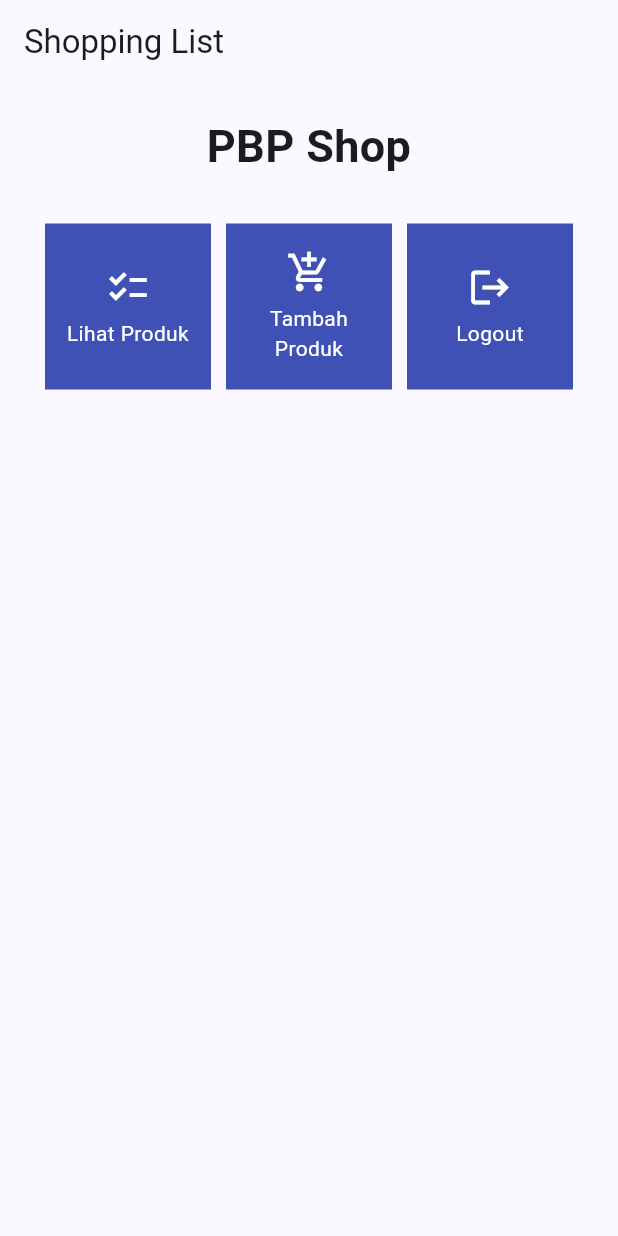
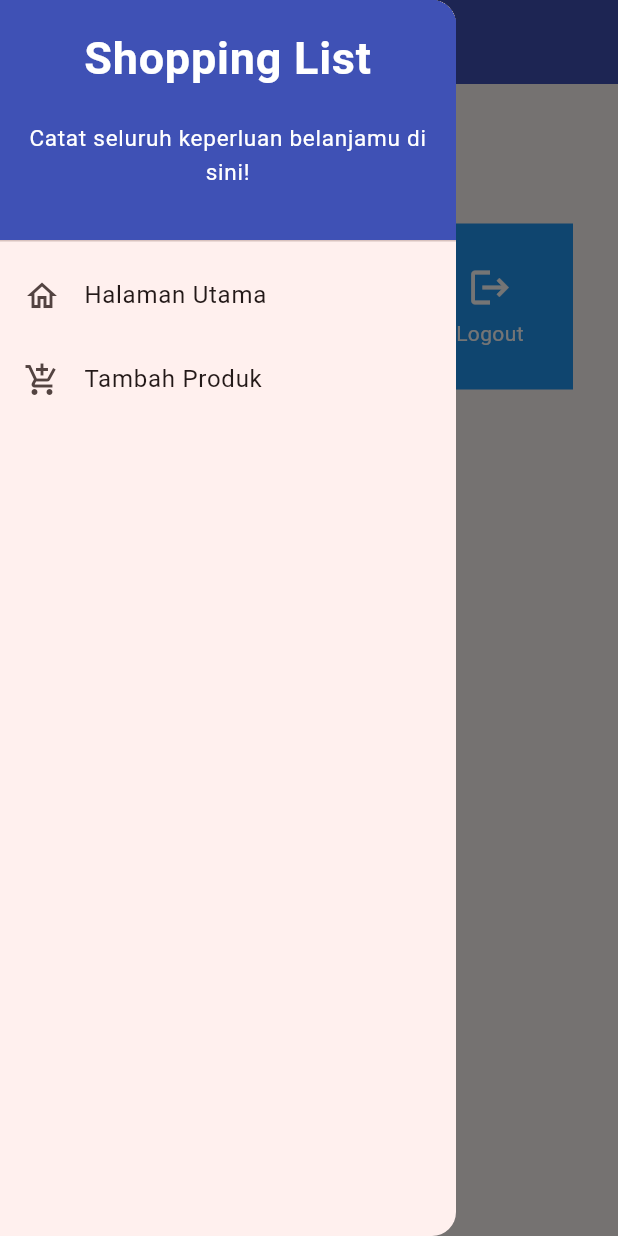
Before and after one commit to syrfmy/flutter, a Flutter app: the screen it shows after launch, with the side drawer open (before the commit the screen has no drawer), on a phone screen of 412 x 824 dp. Run offline on Flutter 3.47's test engine with Material 2 defaults, Android fonts, the phone set to English and light mode, and no system bars.

Commit message:
Tutorial 2

```diff
--- a/lib/main.dart
+++ b/lib/main.dart
@@ -29,7 +29,7 @@ class MyApp extends StatelessWidget {
         //
         // This works for code too, not just values: Most code changes can be
         // tested with just a hot reload.
-        colorScheme: ColorScheme.fromSeed(seedColor: Colors.indigo),
+        colorScheme: ColorScheme.fromSeed(seedColor: Colors.red),
         useMaterial3: true,
       ),
       home: MyHomePage(),
--- a/lib/menu.dart
+++ b/lib/menu.dart
@@ -1,22 +1,25 @@
 import 'package:flutter/material.dart';
-
-
+import 'package:shopping_list/widgets/left_drawer.dart';
+import 'package:shopping_list/shoplist_form.dart';
 
 class MyHomePage extends StatelessWidget {
   MyHomePage({Key? key}) : super(key: key);
   final List<ShopItem> items = [
-    ShopItem("Lihat Produk", Icons.checklist),
-    ShopItem("Tambah Produk", Icons.add_shopping_cart),
-    ShopItem("Logout", Icons.logout),
+    ShopItem("Lihat Item", Icons.checklist, Colors.red),
+    ShopItem("Tambah Item", Icons.add_shopping_cart, Colors.green),
+    ShopItem("Logout", Icons.logout, Colors.blue),
   ];
   @override
   Widget build(BuildContext context) {
     return Scaffold(
       appBar: AppBar(
         title: const Text(
-          'Shopping List',
+          'Shopping Lists',
         ),
+        backgroundColor: Colors.indigo,
+        foregroundColor: Colors.white,
       ),
+      drawer: const LeftDrawer(),
       body: SingleChildScrollView(
         // Widget wrapper yang dapat discroll
         child: Padding(
@@ -28,7 +31,7 @@ class MyHomePage extends StatelessWidget {
                 padding: EdgeInsets.only(top: 10.0, bottom: 10.0),
                 // Widget Text untuk menampilkan tulisan dengan alignment center dan style yang sesuai
                 child: Text(
-                  'PBP Shop', // Text yang menandakan toko
+                  'What to do?', // Text yang menandakan toko
                   textAlign: TextAlign.center,
                   style: TextStyle(
                     fontSize: 30,
@@ -47,7 +50,7 @@ class MyHomePage extends StatelessWidget {
                 shrinkWrap: true,
                 children: items.map((ShopItem item) {
                   // Iterasi untuk setiap item
-                  return ShopCard(item);
+                  return ShopCard(item, item.cardColor);
                 }).toList(),
               ),
             ],
@@ -72,19 +75,20 @@ class MyHomePage extends StatelessWidget {
 class ShopItem {
   final String name;
   final IconData icon;
-
-  ShopItem(this.name, this.icon);
+  final Color cardColor;
+  ShopItem(this.name, this.icon, this.cardColor);
 }
 
 class ShopCard extends StatelessWidget {
   final ShopItem item;
+  final Color cardColor;
 
-  const ShopCard(this.item, {super.key}); // Constructor
+  const ShopCard(this.item, this.cardColor ,{super.key}); // Constructor
 
   @override
   Widget build(BuildContext context) {
     return Material(
-      color: Colors.indigo,
+      color: item.cardColor,
       child: InkWell(
         // Area responsive terhadap sentuhan
         onTap: () {
@@ -93,6 +97,10 @@ class ShopCard extends StatelessWidget {
             ..hideCurrentSnackBar()
             ..showSnackBar(SnackBar(
                 content: Text("Kamu telah menekan tombol ${item.name}!")));
+            if (item.name == "Tambah Produk") {
+              Navigator.push(context,
+                  MaterialPageRoute(builder: (context) => const ShopFormPage()));
+            }
           },
         child: Container(
           // Container untuk menyimpan Icon dan Text
--- /dev/null
+++ b/lib/widgets/left_drawer.dart
@@ -0,0 +1,68 @@
+import 'package:flutter/material.dart';
+import 'package:shopping_list/menu.dart';
+import 'package:shopping_list/shoplist_form.dart';
+
+class LeftDrawer extends StatelessWidget {
+  const LeftDrawer({super.key});
+
+  @override
+  Widget build(BuildContext context) {
+    return Drawer(
+      child: ListView(
+        children: [
+          const DrawerHeader(
+          decoration: BoxDecoration(
+            color: Colors.indigo,
+          ),
+            child: Column(
+              children: [
+                Text(
+                  'Shopping List',
+                  textAlign: TextAlign.center,
+                  style: TextStyle(
+                    fontSize: 30,
+                    fontWeight: FontWeight.bold,
+                    color: Colors.white,
+                  ),
+                ),
+                Padding(padding: EdgeInsets.all(10)),
+                Text("Catat seluruh keperluan belanjamu di sini!",
+                  textAlign: TextAlign.center,
+                  style: TextStyle(
+                    fontSize: 15,
+                    color: Colors.white,
+                    fontWeight: FontWeight.normal,
+                  ),
+                ),
+              ],
+            ),
+        ),
+          ListTile(
+            leading: const Icon(Icons.home_outlined),
+            title: const Text('Halaman Utama'),
+            // Bagian redirection ke MyHomePage
+            onTap: () {
+              Navigator.pushReplacement(
+                  context,
+                  MaterialPageRoute(
+                    builder: (context) => MyHomePage(),
+                  ));
+            },
+          ),
+          ListTile(
+            leading: const Icon(Icons.add_shopping_cart),
+            title: const Text('Tambah Produk'),
+            // Bagian redirection ke ShopFormPage
+            onTap: () {
+              Navigator.pushReplacement(
+                  context,
+                  MaterialPageRoute(
+                    builder: (context) => const ShopFormPage(),
+                  ));
+            },
+          ),
+        ],
+      ),
+    );
+  }
+}
```
Also changed, not shown: lib/shoplist_form.dart (added, +166 -0 lines). Lines whose indentation alone changed are shown as unchanged.
